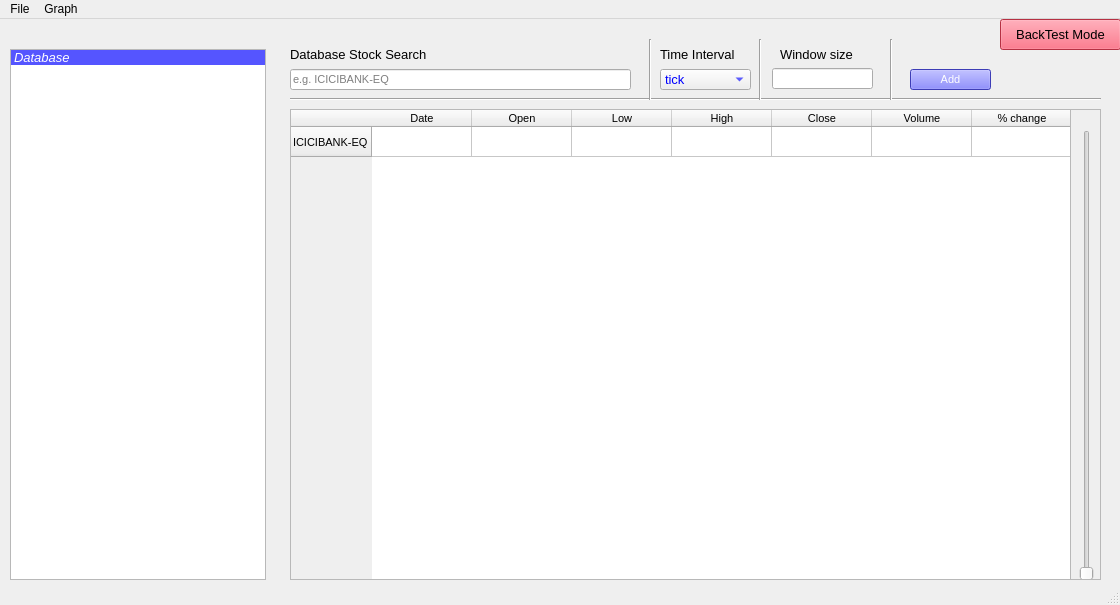
Above: ui/loadStockData.ui from er-devinderjeet/gui before the change. Below: the same form after it.
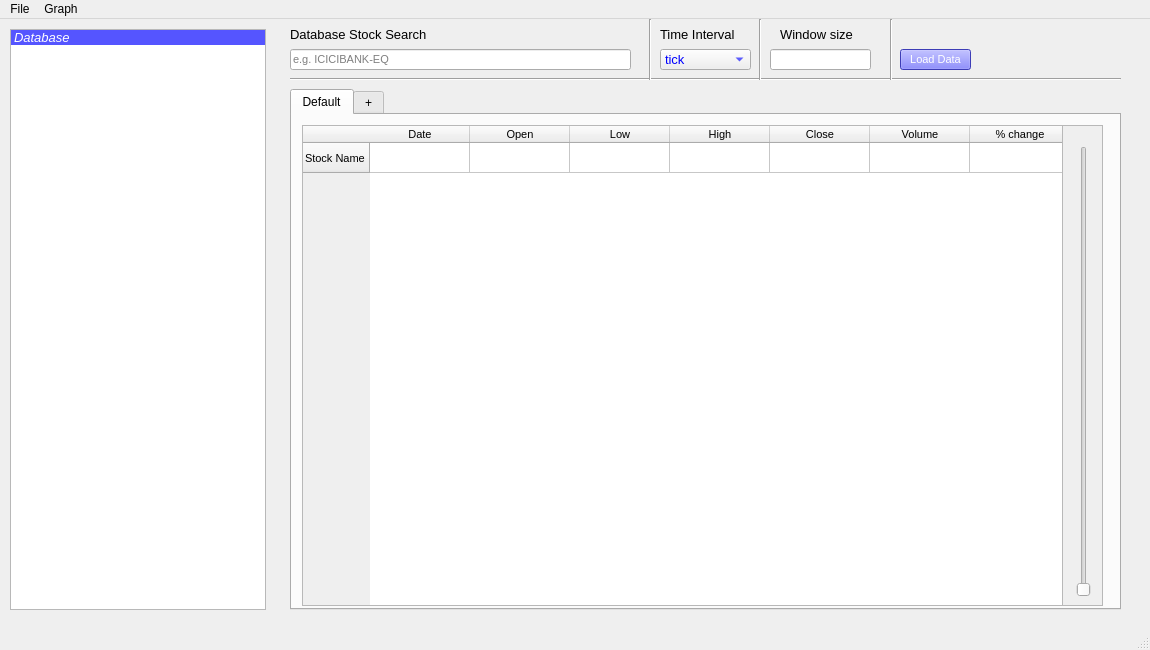
That is the form after the change.

What changed in the file:
```diff
--- a/ui/loadStockData.ui
+++ b/ui/loadStockData.ui
@@ -6,14 +6,14 @@
    <rect>
     <x>0</x>
     <y>0</y>
-    <width>1120</width>
-    <height>605</height>
+    <width>1150</width>
+    <height>650</height>
    </rect>
   </property>
   <property name="maximumSize">
    <size>
     <width>1150</width>
-    <height>605</height>
+    <height>650</height>
    </size>
   </property>
   <property name="windowTitle">
@@ -24,9 +24,9 @@
     <property name="geometry">
      <rect>
       <x>10</x>
-      <y>30</y>
+      <y>10</y>
       <width>256</width>
-      <height>531</height>
+      <height>581</height>
      </rect>
     </property>
     <item>
@@ -66,33 +66,12 @@
      </property>
     </item>
    </widget>
-   <widget class="QPushButton" name="pushButton_2">
-    <property name="geometry">
-     <rect>
-      <x>1000</x>
-      <y>0</y>
-      <width>121</width>
-      <height>31</height>
-     </rect>
-    </property>
-    <property name="font">
-     <font>
-      <pointsize>10</pointsize>
-     </font>
-    </property>
-    <property name="styleSheet">
-     <string notr="true">background-color: rgb(255, 69, 94);</string>
-    </property>
-    <property name="text">
-     <string>BackTest Mode</string>
-    </property>
-   </widget>
    <widget class="Line" name="line_2">
     <property name="geometry">
      <rect>
       <x>290</x>
-      <y>70</y>
-      <width>811</width>
+      <y>50</y>
+      <width>831</width>
       <height>20</height>
      </rect>
     </property>
@@ -104,7 +83,7 @@
     <property name="geometry">
      <rect>
       <x>660</x>
-      <y>50</y>
+      <y>30</y>
       <width>91</width>
       <height>21</height>
      </rect>
@@ -149,47 +128,11 @@
      </property>
     </item>
    </widget>
-   <widget class="QScrollArea" name="scrollArea">
-    <property name="geometry">
-     <rect>
-      <x>1070</x>
-      <y>90</y>
-      <width>31</width>
-      <height>471</height>
-     </rect>
-    </property>
-    <property name="widgetResizable">
-     <bool>true</bool>
-    </property>
-    <widget class="QWidget" name="scrollAreaWidgetContents">
-     <property name="geometry">
-      <rect>
-       <x>0</x>
-       <y>0</y>
-       <width>29</width>
-       <height>469</height>
-      </rect>
-     </property>
-     <widget class="QSlider" name="verticalSlider">
-      <property name="geometry">
-       <rect>
-        <x>0</x>
-        <y>20</y>
-        <width>31</width>
-        <height>451</height>
-       </rect>
-      </property>
-      <property name="orientation">
-       <enum>Qt::Vertical</enum>
-      </property>
-     </widget>
-    </widget>
-   </widget>
    <widget class="Line" name="line_3">
     <property name="geometry">
      <rect>
       <x>640</x>
-      <y>20</y>
+      <y>0</y>
       <width>20</width>
       <height>61</height>
      </rect>
@@ -202,7 +145,7 @@
     <property name="geometry">
      <rect>
       <x>290</x>
-      <y>20</y>
+      <y>0</y>
       <width>221</width>
       <height>31</height>
      </rect>
@@ -216,72 +159,11 @@
      <string>Database Stock Search</string>
     </property>
    </widget>
-   <widget class="QTableWidget" name="tableWidget">
-    <property name="geometry">
-     <rect>
-      <x>290</x>
-      <y>90</y>
-      <width>811</width>
-      <height>471</height>
-     </rect>
-    </property>
-    <property name="sizePolicy">
-     <sizepolicy hsizetype="Fixed" vsizetype="Expanding">
-      <horstretch>0</horstretch>
-      <verstretch>0</verstretch>
-     </sizepolicy>
-    </property>
-    <property name="font">
-     <font>
-      <pointsize>8</pointsize>
-     </font>
-    </property>
-    <row>
-     <property name="text">
-      <string>ICICIBANK-EQ</string>
-     </property>
-    </row>
-    <column>
-     <property name="text">
-      <string>Date</string>
-     </property>
-    </column>
-    <column>
-     <property name="text">
-      <string>Open</string>
-     </property>
-    </column>
-    <column>
-     <property name="text">
-      <string>Low</string>
-     </property>
-    </column>
-    <column>
-     <property name="text">
-      <string>High</string>
-     </property>
-    </column>
-    <column>
-     <property name="text">
-      <string>Close</string>
-     </property>
-    </column>
-    <column>
-     <property name="text">
-      <string>Volume</string>
-     </property>
-    </column>
-    <column>
-     <property name="text">
-      <string>% change</string>
-     </property>
-    </column>
-   </widget>
    <widget class="QLineEdit" name="lineEdit">
     <property name="geometry">
      <rect>
       <x>290</x>
-      <y>50</y>
+      <y>30</y>
       <width>341</width>
       <height>21</height>
      </rect>
@@ -303,7 +185,7 @@
     <property name="geometry">
      <rect>
       <x>750</x>
-      <y>20</y>
+      <y>0</y>
       <width>20</width>
       <height>61</height>
      </rect>
@@ -315,9 +197,9 @@
    <widget class="QPushButton" name="pushButton">
     <property name="geometry">
      <rect>
-      <x>910</x>
-      <y>50</y>
-      <width>81</width>
+      <x>900</x>
+      <y>30</y>
+      <width>71</width>
       <height>21</height>
      </rect>
     </property>
@@ -336,16 +218,16 @@
 font: 75 8pt &quot;MS Shell Dlg 2&quot;;</string>
     </property>
     <property name="text">
-     <string>Add</string>
+     <string>Load Data</string>
     </property>
    </widget>
    <widget class="QLabel" name="label_2">
     <property name="geometry">
      <rect>
       <x>660</x>
-      <y>25</y>
+      <y>0</y>
       <width>91</width>
-      <height>21</height>
+      <height>31</height>
      </rect>
     </property>
     <property name="font">
@@ -361,7 +243,7 @@
     <property name="geometry">
      <rect>
       <x>890</x>
-      <y>20</y>
+      <y>0</y>
       <width>3</width>
       <height>61</height>
      </rect>
@@ -374,7 +256,7 @@
     <property name="geometry">
      <rect>
       <x>780</x>
-      <y>20</y>
+      <y>0</y>
       <width>81</width>
       <height>31</height>
      </rect>
@@ -391,35 +273,142 @@
    <widget class="QLineEdit" name="lineEdit_2">
     <property name="geometry">
      <rect>
-      <x>772</x>
-      <y>49</y>
+      <x>770</x>
+      <y>30</y>
       <width>101</width>
       <height>21</height>
      </rect>
     </property>
    </widget>
-   <zorder>tableWidget</zorder>
-   <zorder>listWidget</zorder>
-   <zorder>pushButton_2</zorder>
-   <zorder>line_2</zorder>
-   <zorder>comboBox</zorder>
-   <zorder>scrollArea</zorder>
-   <zorder>line_3</zorder>
-   <zorder>label</zorder>
-   <zorder>lineEdit</zorder>
-   <zorder>line</zorder>
-   <zorder>pushButton</zorder>
-   <zorder>label_2</zorder>
-   <zorder>line_4</zorder>
-   <zorder>label_3</zorder>
-   <zorder>lineEdit_2</zorder>
+   <widget class="QTabWidget" name="tabStockWidget">
+    <property name="geometry">
+     <rect>
+      <x>290</x>
+      <y>70</y>
+      <width>831</width>
+      <height>521</height>
+     </rect>
+    </property>
+    <property name="currentIndex">
+     <number>0</number>
+    </property>
+    <widget class="QWidget" name="tab_3">
+     <attribute name="title">
+      <string>Default</string>
+     </attribute>
+     <widget class="QScrollArea" name="scrollArea">
+      <property name="geometry">
+       <rect>
+        <x>770</x>
+        <y>10</y>
+        <width>41</width>
+        <height>481</height>
+       </rect>
+      </property>
+      <property name="widgetResizable">
+       <bool>true</bool>
+      </property>
+      <widget class="QWidget" name="scrollAreaWidgetContents">
+       <property name="geometry">
+        <rect>
+         <x>0</x>
+         <y>0</y>
+         <width>39</width>
+         <height>479</height>
+        </rect>
+       </property>
+       <widget class="QSlider" name="verticalSlider">
+        <property name="geometry">
+         <rect>
+          <x>0</x>
+          <y>20</y>
+          <width>41</width>
+          <height>451</height>
+         </rect>
+        </property>
+        <property name="orientation">
+         <enum>Qt::Vertical</enum>
+        </property>
+       </widget>
+      </widget>
+     </widget>
+     <widget class="QTableWidget" name="tableWidget">
+      <property name="geometry">
+       <rect>
+        <x>10</x>
+        <y>10</y>
+        <width>801</width>
+        <height>481</height>
+       </rect>
+      </property>
+      <property name="sizePolicy">
+       <sizepolicy hsizetype="Fixed" vsizetype="Expanding">
+        <horstretch>0</horstretch>
+        <verstretch>0</verstretch>
+       </sizepolicy>
+      </property>
+      <property name="font">
+       <font>
+        <pointsize>8</pointsize>
+       </font>
+      </property>
+      <row>
+       <property name="text">
+        <string>Stock Name</string>
+       </property>
+      </row>
+      <column>
+       <property name="text">
+        <string>Date</string>
+       </property>
+      </column>
+      <column>
+       <property name="text">
+        <string>Open</string>
+       </property>
+      </column>
+      <column>
+       <property name="text">
+        <string>Low</string>
+       </property>
+      </column>
+      <column>
+       <property name="text">
+        <string>High</string>
+       </property>
+      </column>
+      <column>
+       <property name="text">
+        <string>Close</string>
+       </property>
+      </column>
+      <column>
+       <property name="text">
+        <string>Volume</string>
+       </property>
+      </column>
+      <column>
+       <property name="text">
+        <string>% change</string>
+       </property>
+      </column>
+     </widget>
+     <zorder>tableWidget</zorder>
+     <zorder>scrollArea</zorder>
+    </widget>
+    <widget class="QWidget" name="tab_4">
+     <attribute name="title">
+      <string>+</string>
+     </attribute>
+    </widget>
+   </widget>
   </widget>
   <widget class="QMenuBar" name="menubar">
    <property name="geometry">
     <rect>
      <x>0</x>
      <y>0</y>
-     <width>1120</width>
+     <width>1150</width>
      <height>21</height>
     </rect>
    </property>
```
